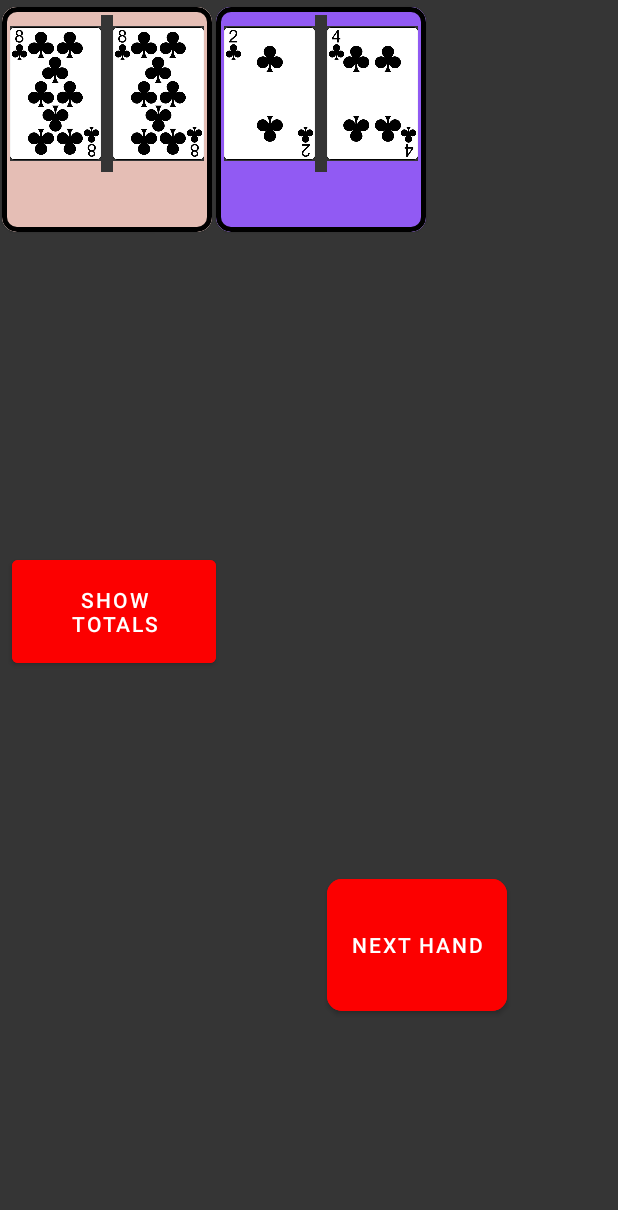
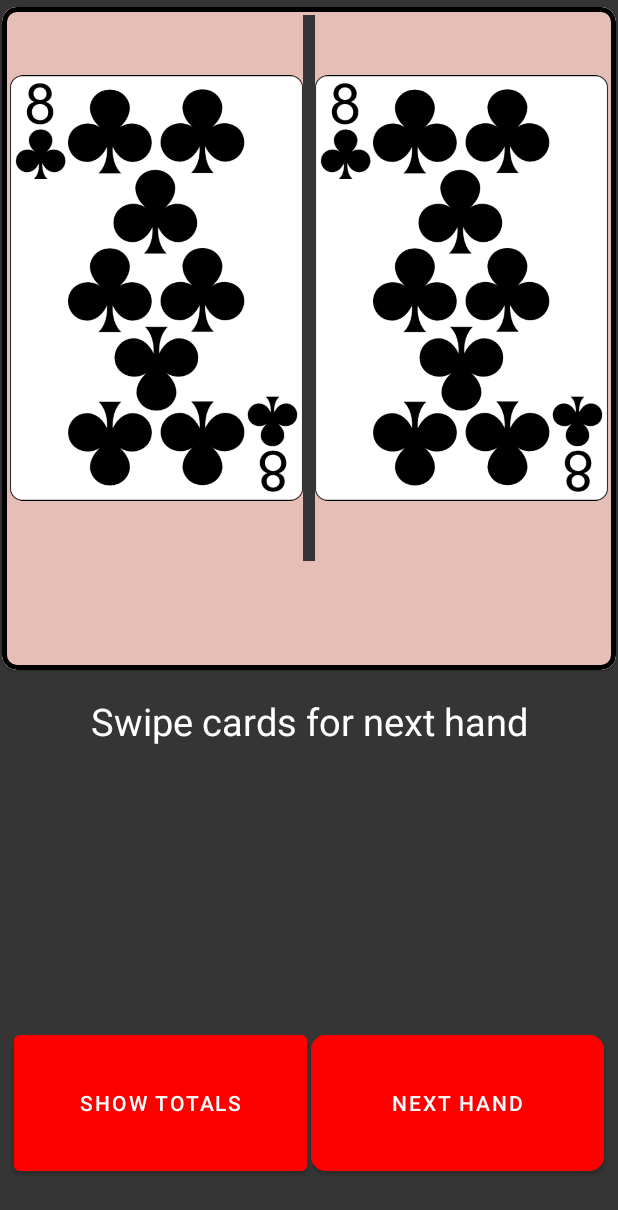
Before and after one commit to scappworks/CountMeIn, an Android app: the screen it shows after launch (GameActivity), after a tap on "PLAY", on a phone screen of 412 x 824 dp. Shown: the top 1210 px of the screen. Run offline under Robolectric (Android 15) with nearby library versions, the phone set to English and light mode, and no system bars.

Commit message:
change game activity layout

```diff
--- a/app/src/main/res/layout/activity_game.xml
+++ b/app/src/main/res/layout/activity_game.xml
@@ -13,7 +13,7 @@
         android:layout_width="0dp"
         android:layout_height="0dp"
         app:layout_constraintTop_toTopOf="parent"
-        app:layout_constraintBottom_toTopOf="@id/show_totals_guide_top"
+        app:layout_constraintBottom_toTopOf="@id/player_hands_rv_guide_bottom"
         app:layout_constraintLeft_toLeftOf="parent"
         app:layout_constraintRight_toRightOf="parent" />
 
@@ -22,14 +22,14 @@
         android:layout_width="wrap_content"
         android:layout_height="wrap_content"
         android:orientation="horizontal"
-        app:layout_constraintGuide_percent="0.45" />
+        app:layout_constraintGuide_percent="0.84" />
 
     <androidx.constraintlayout.widget.Guideline
         android:id="@+id/show_totals_guide_bottom"
         android:layout_width="wrap_content"
         android:layout_height="wrap_content"
         android:orientation="horizontal"
-        app:layout_constraintGuide_percent="0.55" />
+        app:layout_constraintGuide_percent="0.97" />
 
     <androidx.constraintlayout.widget.Guideline
         android:id="@+id/show_totals_guide_left"
@@ -44,12 +44,38 @@
         android:layout_width="wrap_content"
         android:layout_height="wrap_content"
         android:orientation="vertical"
-        app:layout_constraintGuide_percent="0.35" />
+        app:layout_constraintGuide_percent="0.5" />
+
+    <androidx.constraintlayout.widget.Guideline
+        android:id="@+id/swipe_instruction_guide_right"
+        android:layout_width="wrap_content"
+        android:layout_height="wrap_content"
+        android:orientation="vertical"
+        app:layout_constraintGuide_percent="0.98" />
+
+    <androidx.constraintlayout.widget.Guideline
+        android:id="@+id/player_hands_rv_guide_bottom"
+        android:layout_width="wrap_content"
+        android:layout_height="wrap_content"
+        android:orientation="horizontal"
+        app:layout_constraintGuide_percent="0.55" />
+
+    <TextView
+        android:id="@+id/swipe_instruction"
+        android:layout_width="wrap_content"
+        android:layout_height="wrap_content"
+        android:text="Swipe cards for next hand"
+        android:textSize="25sp"
+        android:layout_marginTop="15dp"
+        app:layout_constraintTop_toBottomOf="@+id/player_hands_rv"
+        app:layout_constraintLeft_toRightOf="@+id/show_totals_guide_left"
+        app:layout_constraintRight_toLeftOf="@+id/swipe_instruction_guide_right" />
 
     <Button
         android:id="@+id/show_hand_totals_button"
         android:layout_width="0dp"
         android:layout_height="0dp"
+        android:layout_margin="1dp"
         app:layout_constraintTop_toBottomOf="@+id/show_totals_guide_top"
         app:layout_constraintBottom_toBottomOf="@id/show_totals_guide_bottom"
         app:layout_constraintLeft_toLeftOf="@id/show_totals_guide_left"
@@ -60,25 +86,27 @@
 
     <TextView
         android:id="@+id/show_totals_box"
-        android:layout_width="wrap_content"
-        android:layout_height="wrap_content"
+        android:layout_width="0dp"
+        android:layout_height="0dp"
         android:text="@string/placeholder"
         android:visibility="invisible"
         android:textSize="24sp"
-        app:layout_constraintTop_toBottomOf="@+id/show_hand_totals_button"
-        app:layout_constraintLeft_toLeftOf="parent"
-        app:layout_constraintRight_toLeftOf="@+id/next_hand_button"
-        app:layout_constraintBottom_toBottomOf="parent" />
+        android:gravity="center_vertical"
+        app:layout_constraintTop_toBottomOf="@+id/swipe_instruction"
+        app:layout_constraintLeft_toLeftOf="@id/show_totals_guide_left"
+        app:layout_constraintRight_toLeftOf="@+id/swipe_instruction_guide_right"
+        app:layout_constraintBottom_toTopOf="@id/show_totals_guide_top" />
 
     <com.google.android.material.button.MaterialButton
         android:id="@+id/next_hand_button"
-        android:layout_width="wrap_content"
-        android:layout_height="100dp"
+        android:layout_width="0dp"
+        android:layout_height="0dp"
         app:cornerRadius="10dp"
-        app:layout_constraintBottom_toBottomOf="parent"
-        app:layout_constraintTop_toBottomOf="@id/show_hand_totals_button"
-        app:layout_constraintLeft_toRightOf="@+id/show_hand_totals_button"
-        app:layout_constraintRight_toRightOf="parent"
+        android:layout_margin="1dp"
+        app:layout_constraintBottom_toTopOf="@id/show_totals_guide_bottom"
+        app:layout_constraintTop_toBottomOf="@id/show_totals_guide_top"
+        app:layout_constraintLeft_toRightOf="@+id/show_totals_guide_right"
+        app:layout_constraintRight_toLeftOf="@id/swipe_instruction_guide_right"
         android:text="@string/next_hand"
         android:backgroundTint="@color/button_background"
         android:textColor="@color/white"/>
--- a/app/src/main/res/layout/hand_player.xml
+++ b/app/src/main/res/layout/hand_player.xml
@@ -1,8 +1,8 @@
 <?xml version="1.0" encoding="utf-8"?>
 <com.google.android.material.card.MaterialCardView xmlns:android="http://schemas.android.com/apk/res/android"
     android:id="@+id/player_hand_view"
-    android:layout_width="140dp"
-    android:layout_height="150dp"
+    android:layout_width="match_parent"
+    android:layout_height="match_parent"
     app:strokeColor="@color/black"
     app:strokeWidth="3dp"
     app:cardCornerRadius="10dp"
@@ -18,8 +18,9 @@
         <ImageView
             android:id="@+id/first_card_image"
             android:layout_width="0dp"
-            android:layout_height="90dp"
+            android:layout_height="0dp"
             android:src="@drawable/diamonds_ace"
+            android:background="@android:color/transparent"
             app:layout_constraintLeft_toLeftOf="parent"
             app:layout_constraintRight_toLeftOf="@id/divider"
             app:layout_constraintTop_toTopOf="parent"
@@ -30,8 +31,9 @@
         <ImageView
             android:id="@+id/second_card_image"
             android:layout_width="0dp"
-            android:layout_height="90dp"
+            android:layout_height="0dp"
             android:src="@drawable/diamonds_ace"
+            android:background="@android:color/transparent"
             app:layout_constraintRight_toRightOf="parent"
             app:layout_constraintLeft_toRightOf="@id/divider"
             app:layout_constraintTop_toTopOf="parent"
@@ -49,10 +51,10 @@
 
         <TextView
             android:id="@+id/running_count"
-            android:layout_width="wrap_content"
+            android:layout_width="0dp"
             android:layout_height="wrap_content"
             android:text="@string/placeholder"
-            android:textSize="25sp"
+            android:textSize="50sp"
             android:textAlignment="center"
             app:layout_constraintTop_toBottomOf="@+id/divider"
             app:layout_constraintLeft_toLeftOf="parent"
--- a/app/src/main/res/values/strings.xml
+++ b/app/src/main/res/values/strings.xml
@@ -25,7 +25,6 @@
     <string name="submit">Submit</string>
     <string name="done">DONE</string>
     <string name="running_and_true_count">Running total: %1$s
-        \n
         \n
         True count: %2$s
     </string>
```
